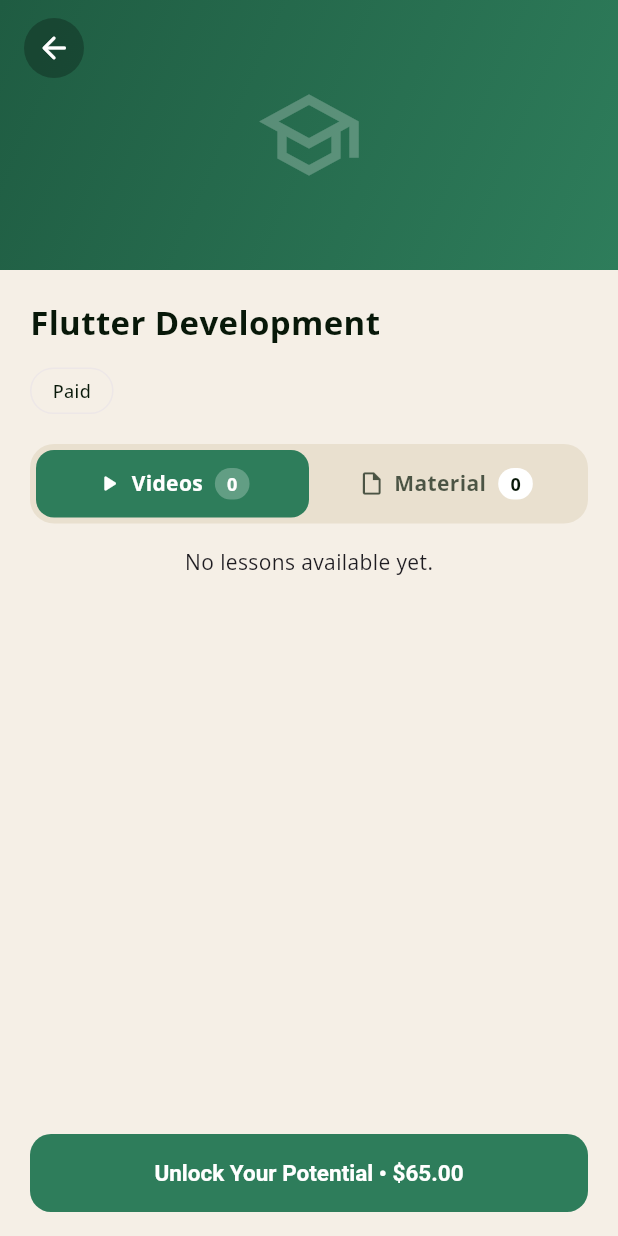
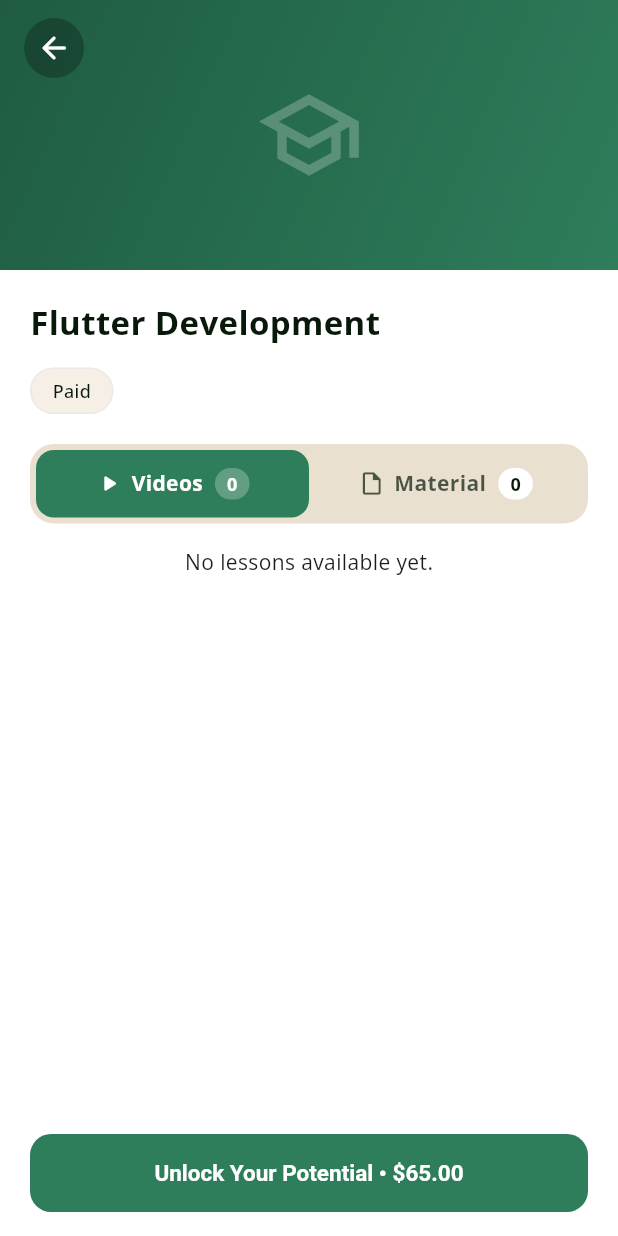
Before and after one commit to Mostafa-Ezzat11/Marefa, a Flutter app: the CourseDetailsView screen opened directly with sample values from the repository, on a phone screen of 412 x 824 dp. Run offline on Flutter 3.47's test engine with Material 3 defaults, Android fonts, the phone set to English and light mode, and no system bars; our stand-ins replace cloud_firestore, firebase_auth, firebase_core, google_fonts, google_sign_in, hive_flutter; accounts and stored records are empty; project files that could hold a hidden picture were left out.

Commit message:
make the background color white

```diff
--- a/lib/student/views/course_details_view.dart
+++ b/lib/student/views/course_details_view.dart
@@ -49,7 +49,6 @@ class _CourseDetailsViewState extends State<CourseDetailsView> {
     final description = course.description;
 
     return Scaffold(
-      backgroundColor: AppColors.backgroundColor,
       body: Column(
         children: [
           // Image of course
--- a/lib/student/views/search_view.dart
+++ b/lib/student/views/search_view.dart
@@ -124,7 +124,6 @@ class _SearchViewState extends State<SearchView> {
   @override
   Widget build(BuildContext context) {
     return Scaffold(
-      backgroundColor: AppColors.backgroundColor,
       body: SafeArea(
         child: Column(
           children: [
@@ -160,7 +159,3 @@ class _SearchViewState extends State<SearchView> {
     );
   }
 }
-
-
-//Important:
-//1- add favorite to the course by student hive
```
Also changed, not shown: pubspec.lock.
